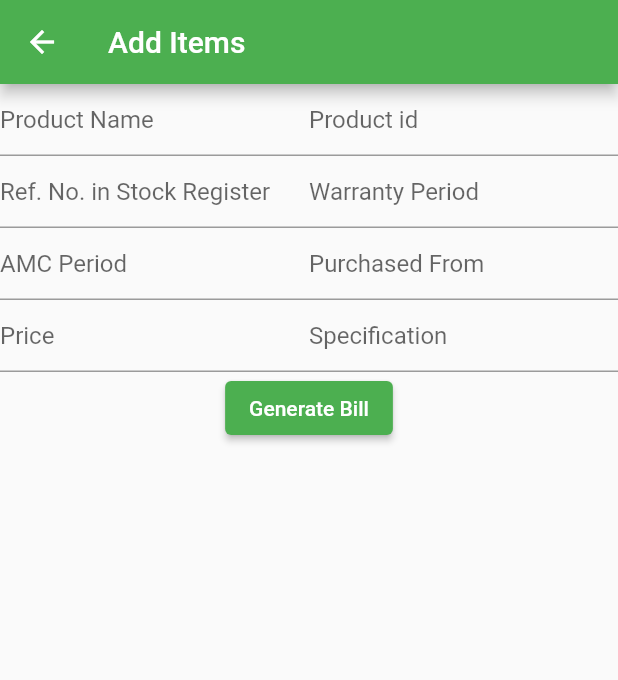
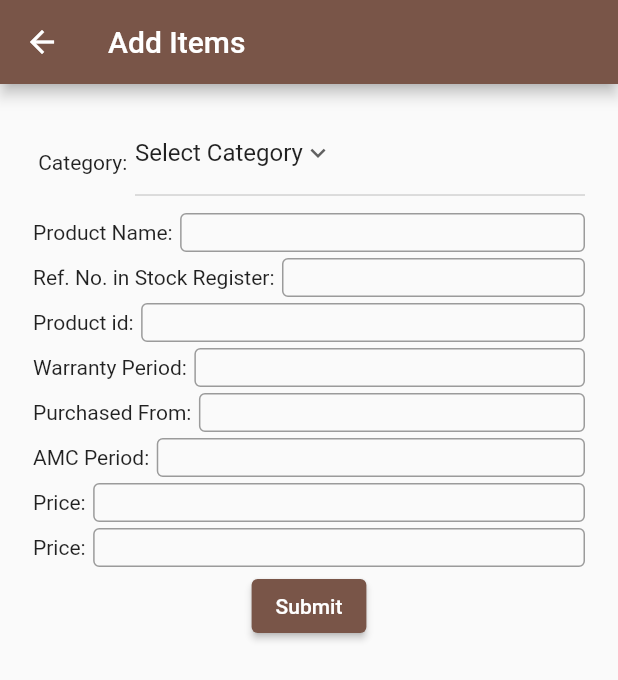
Before and after one commit to atharali54/Inventory, a Flutter app: the HomePage screen opened directly, after a tap on "add Items", on a phone screen of 412 x 824 dp. Shown: the top 680 px of the screen. Run offline on Flutter 3.47's test engine with Material 2 defaults, Android fonts, the phone set to English and light mode, and no system bars; network calls fail.

Commit message:
change design

```diff
--- a/lib/HomePage.dart
+++ b/lib/HomePage.dart
@@ -4,16 +4,16 @@ import 'package:inventry/ItemCategories.dart';
 import 'package:inventry/arun.dart';
 
 class HomePage extends StatelessWidget {
-  final gridtitle = TextStyle(fontSize: 14, color: Colors.green);
+  final gridtitle = TextStyle(fontSize: 14, color: Colors.brown);
   @override
   Widget build(BuildContext context) {
     return Scaffold(
       drawer: DrawerMenu(),
       appBar: AppBar(
-        title: Text('Home 1 '),
+        title: Text('Home'),
       ),
       body: Container(
-        color: Colors.green[100],
+        color: Colors.brown[100],
         child: Column(children: <Widget>[
           Expanded(
             flex: 1,
@@ -34,7 +34,7 @@ class HomePage extends StatelessWidget {
                   child: Text(
                     'Stock Inventry',
                     style: TextStyle(
-                        color: Colors.green,
+                        color: Colors.brown,
                         fontSize: 18,
                         fontWeight: FontWeight.bold),
                   ),
@@ -132,7 +132,7 @@ class HomePage extends StatelessWidget {
               context, MaterialPageRoute(builder: (context) => HomePage()));
         },
         child: Icon(Icons.search),
-        backgroundColor: Colors.green,
+        backgroundColor: Colors.brown,
       ),
     );
   }
@@ -155,7 +155,7 @@ class MyContainer extends StatelessWidget {
       child: Column(
         mainAxisAlignment: MainAxisAlignment.center,
         children: [
-          Icon(myicon, size: 25, color: Colors.green),
+          Icon(myicon, size: 25, color: Colors.brown),
           Text(tittle, textAlign: TextAlign.center)
         ],
       ),
--- a/lib/arun.dart
+++ b/lib/arun.dart
@@ -46,83 +46,257 @@ class HomeScreenState extends State<HomeScreen> {
                 epcification: epcification.text)));
   }
 
+  //final hintFont = TextStyle(fontSize: 14);
+  String dropdownvalue = 'Select Category';
+  var itemsCat = [
+    'Select Category',
+    'Laptop',
+    'Printer',
+    'Mouse',
+    'Keyboard',
+    'Scanner',
+    'LED'
+  ];
+
   @override
   Widget build(BuildContext context) {
     return Scaffold(
         body: SingleChildScrollView(
+      padding: EdgeInsets.all(20),
       child: Column(
+        mainAxisAlignment: MainAxisAlignment.center,
+        crossAxisAlignment: CrossAxisAlignment.center,
         //  mainAxisSize: MainAxisSize.min,
         children: <Widget>[
-          Row(
+          Container(
+            width: 420,
+            padding: EdgeInsets.all(2),
+            // height: 30,
+            child: Row(
               children: [
+                Expanded(
+                  child: Padding(
+                    child: Text(' Category:'),
+                    padding: EdgeInsets.only(right: 5),
+                  ),
+                ),
+                Container(
+                  width: 300,
+                  height: 60,
+                  // decoration: BoxDecoration(
+                  //   borderRadius: BorderRadius.circular(2.0),
+                  //   border: Border.all(
+                  //     color: Colors.red,
+                  //     style: BorderStyle.solid,
+                  //   ),
+                  // ),
+                  child: DropdownButton(
+                    iconSize: 20,
+                    value: dropdownvalue,
+                    icon: Icon(Icons.keyboard_arrow_down),
+                    items: itemsCat.map((String items) {
+                      return DropdownMenuItem(value: items, child: Text(items));
+                    }).toList(),
+                    onChanged: (String newValue) {
+                      setState(() {
+                        dropdownvalue = newValue;
+                      });
+                    },
+                  ),
+                ),
+              ],
+            ),
+          ),
+          Container(
+            width: 420,
+            padding: EdgeInsets.all(2),
+            height: 30,
+            child: Row(
+              children: [
+                Padding(
+                  child: Text('Product Name:'),
+                  padding: EdgeInsets.only(right: 5),
+                ),
                 Expanded(
                   child: TextField(
                     controller: prodName,
                     autocorrect: true,
-                  decoration: InputDecoration(hintText: 'Product Name'),
+                    decoration: InputDecoration(
+                        //hintText: 'Product Name',
+                        //hintStyle: hintFont,
+                        border: OutlineInputBorder(
+                            borderRadius: BorderRadius.circular(4))),
                   ),
+                ),
+              ],
+            ),
+          ),
+          Container(
+            width: 420,
+            padding: EdgeInsets.all(2),
+            height: 30,
+            child: Row(
+              children: [
+                Padding(
+                  child: Text('Ref. No. in Stock Register:'),
+                  padding: EdgeInsets.only(right: 5),
+                ),
+                Expanded(
+                    child: TextField(
+                  controller: rfNo,
+                  autocorrect: true,
+                  decoration: InputDecoration(
+                      //hintText: 'Product Name',
+                      // hintStyle: hintFont,
+                      border: OutlineInputBorder(
+                          borderRadius: BorderRadius.circular(4))),
+                )),
+              ],
+            ),
+          ),
+          Container(
+            width: 420,
+            padding: EdgeInsets.all(2),
+            height: 30,
+            child: Row(
+              children: [
+                Padding(
+                  child: Text('Product id:'),
+                  padding: EdgeInsets.only(right: 5),
                 ),
                 Expanded(
                     child: TextField(
                   controller: prodId,
                   autocorrect: true,
-                  decoration: InputDecoration(hintText: 'Product id'),
-                ),
-              )
+                  decoration: InputDecoration(
+                      //hintText: 'Product Name',
+                      // hintStyle: hintFont,
+                      border: OutlineInputBorder(
+                          borderRadius: BorderRadius.circular(4))),
+                )),
               ],
             ),
-          Row(
+          ),
+          Container(
+            width: 420,
+            padding: EdgeInsets.all(2),
+            height: 30,
+            child: Row(
               children: [
-              Expanded(
-                  child: TextField(
-                controller: rfNo,
-                autocorrect: true,
-                decoration:
-                    InputDecoration(hintText: 'Ref. No. in Stock Register'),
-              )),
+                Padding(
+                  child: Text('Warranty Period:'),
+                  padding: EdgeInsets.only(right: 5),
+                ),
                 Expanded(
                     child: TextField(
                   controller: warrentyPeriod,
                   autocorrect: true,
-                decoration: InputDecoration(hintText: 'Warranty Period'),
-              ))
+                  decoration: InputDecoration(
+                      //hintText: 'Product Name',
+                      // hintStyle: hintFont,
+                      border: OutlineInputBorder(
+                          borderRadius: BorderRadius.circular(4))),
+                )),
               ],
             ),
-          Row(
+          ),
+          Container(
+            width: 420,
+            padding: EdgeInsets.all(2),
+            height: 30,
+            child: Row(
               children: [
+                Padding(
+                  child: Text('Purchased From:'),
+                  padding: EdgeInsets.only(right: 5),
+                ),
+                Expanded(
+                    child: TextField(
+                  controller: purFrom,
+                  autocorrect: true,
+                  decoration: InputDecoration(
+                      //hintText: 'Product Name',
+                      // hintStyle: hintFont,
+                      border: OutlineInputBorder(
+                          borderRadius: BorderRadius.circular(4))),
+                )),
+              ],
+            ),
+          ),
+          Container(
+            width: 420,
+            padding: EdgeInsets.all(2),
+            height: 30,
+            child: Row(
+              children: [
+                Padding(
+                  child: Text('AMC Period:'),
+                  padding: EdgeInsets.only(right: 5),
+                ),
                 Expanded(
                     child: TextField(
                   controller: amcPeriod,
                   autocorrect: true,
-                decoration: InputDecoration(hintText: 'AMC Period'),
+                  decoration: InputDecoration(
+                      //hintText: 'Product Name',
+                      // hintStyle: hintFont,
+                      border: OutlineInputBorder(
+                          borderRadius: BorderRadius.circular(4))),
                 )),
-              Expanded(
-                  child: TextField(
-                controller: purFrom,
-                autocorrect: true,
-                decoration: InputDecoration(hintText: 'Purchased From'),
-              ))
               ],
             ),
-          Row(
+          ),
+          Container(
+            width: 420,
+            padding: EdgeInsets.all(2),
+            height: 30,
+            child: Row(
               children: [
+                Padding(
+                  child: Text('Price:'),
+                  padding: EdgeInsets.only(right: 5),
+                ),
                 Expanded(
                     child: TextField(
                   controller: price,
                   autocorrect: true,
-                decoration: InputDecoration(hintText: 'Price'),
+                  decoration: InputDecoration(
+                      //hintText: 'Product Name',
+                      // hintStyle: hintFont,
+                      border: OutlineInputBorder(
+                          borderRadius: BorderRadius.circular(4))),
                 )),
+              ],
+            ),
+          ),
+          Container(
+            width: 420,
+            padding: EdgeInsets.all(2),
+            height: 30,
+            child: Row(
+              children: [
+                Padding(
+                  child: Text('Price:'),
+                  padding: EdgeInsets.only(right: 5),
+                ),
                 Expanded(
                     child: TextField(
                   controller: epcification,
                   autocorrect: true,
-                decoration: InputDecoration(hintText: 'Specification'),
-              ))
+                  decoration: InputDecoration(
+                      //hintText: 'Product Name',
+                      // hintStyle: hintFont,
+                      border: OutlineInputBorder(
+                          borderRadius: BorderRadius.circular(4))),
+                )),
               ],
             ),
-          ElevatedButton(
+          ),
+          Container(
+            child: ElevatedButton(
               onPressed: () => getItemAndNavigate(context),
-            child: Text('Generate Bill'),
+              child: Text('Submit'),
+            ),
           ),
         ],
       ),
@@ -174,52 +348,52 @@ class SecondScreen extends StatelessWidget {
               Center(
                   child: Text(
                 'Product Name = ' + prodName,
-                style: TextStyle(fontSize: 16),
+                style: TextStyle(fontSize: 12),
                 textAlign: TextAlign.center,
               )),
               Center(
                   child: Text(
                 'Product id = ' + prodId,
-                style: TextStyle(fontSize: 16),
+                style: TextStyle(fontSize: 12),
                 textAlign: TextAlign.center,
               )),
               Center(
                   child: Text(
                 'rfNo = ' + rfNo,
-                style: TextStyle(fontSize: 16),
+                style: TextStyle(fontSize: 12),
                 textAlign: TextAlign.center,
               )),
 
               Center(
                   child: Text(
                 'Warrenty Period = ' + warrentyPeriod,
-                style: TextStyle(fontSize: 16),
+                style: TextStyle(fontSize: 12),
                 textAlign: TextAlign.center,
               )),
               Center(
                   child: Text(
                 'AMC Period = ' + amcPeriod,
-                style: TextStyle(fontSize: 16),
+                style: TextStyle(fontSize: 12),
                 textAlign: TextAlign.center,
               )),
 
               Center(
                   child: Text(
                 'Product id = ' + purFrom,
-                style: TextStyle(fontSize: 16),
+                style: TextStyle(fontSize: 12),
                 textAlign: TextAlign.center,
               )),
               Center(
                   child: Text(
                 'Product id = ' + price,
-                style: TextStyle(fontSize: 16),
+                style: TextStyle(fontSize: 12),
                 textAlign: TextAlign.center,
               )),
 
               Center(
                   child: Text(
                 'Product id = ' + epcification,
-                style: TextStyle(fontSize: 16),
+                style: TextStyle(fontSize: 12),
                 textAlign: TextAlign.center,
               )),
               // Center(
@@ -233,7 +407,7 @@ class SecondScreen extends StatelessWidget {
                   Navigator.push(context,
                       MaterialPageRoute(builder: (context) => HomePage()));
                 },
-                child: Text('Log Out'),
+                child: Text(''),
               )
             ]));
   }
--- a/lib/main.dart
+++ b/lib/main.dart
@@ -1,5 +1,6 @@
 import 'package:flutter/material.dart';
 import 'package:inventry/HomePage.dart';
+import 'package:inventry/arun.dart';
 
 void main() => runApp(MyApp());
 
@@ -8,8 +9,8 @@ class MyApp extends StatelessWidget {
   Widget build(BuildContext context) {
     return MaterialApp(
       debugShowCheckedModeBanner: false,
-      theme: ThemeData(primarySwatch: Colors.green),
-      home: HomePage(),
+      theme: ThemeData(primarySwatch: Colors.brown),
+      home: BillDetails(),
     );
   }
 }
```
Lines whose indentation alone changed are shown as unchanged.
